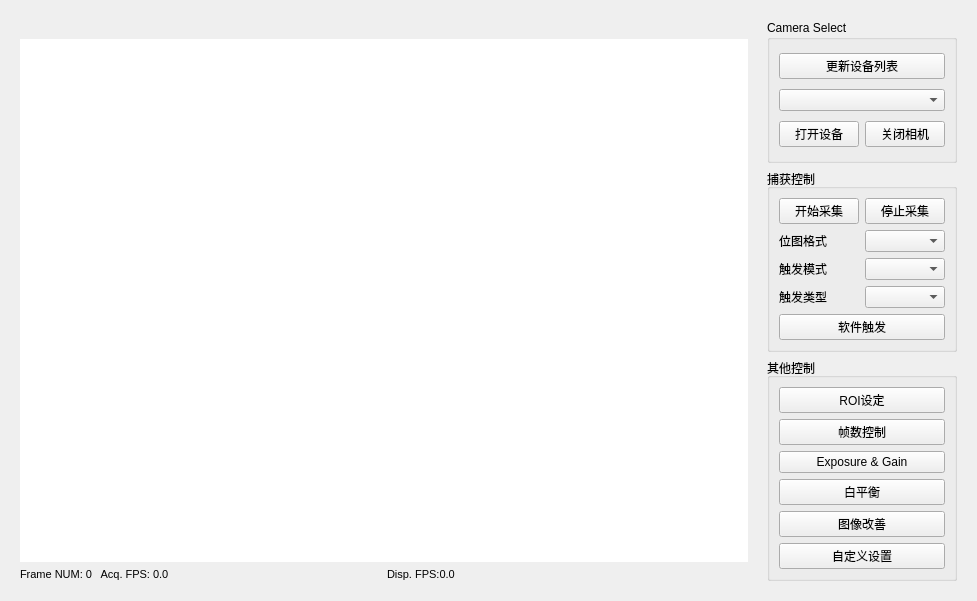
ZoZZJ/linux-monitorA-, file GxViewer/GxViewer.ui: the form before one commit.
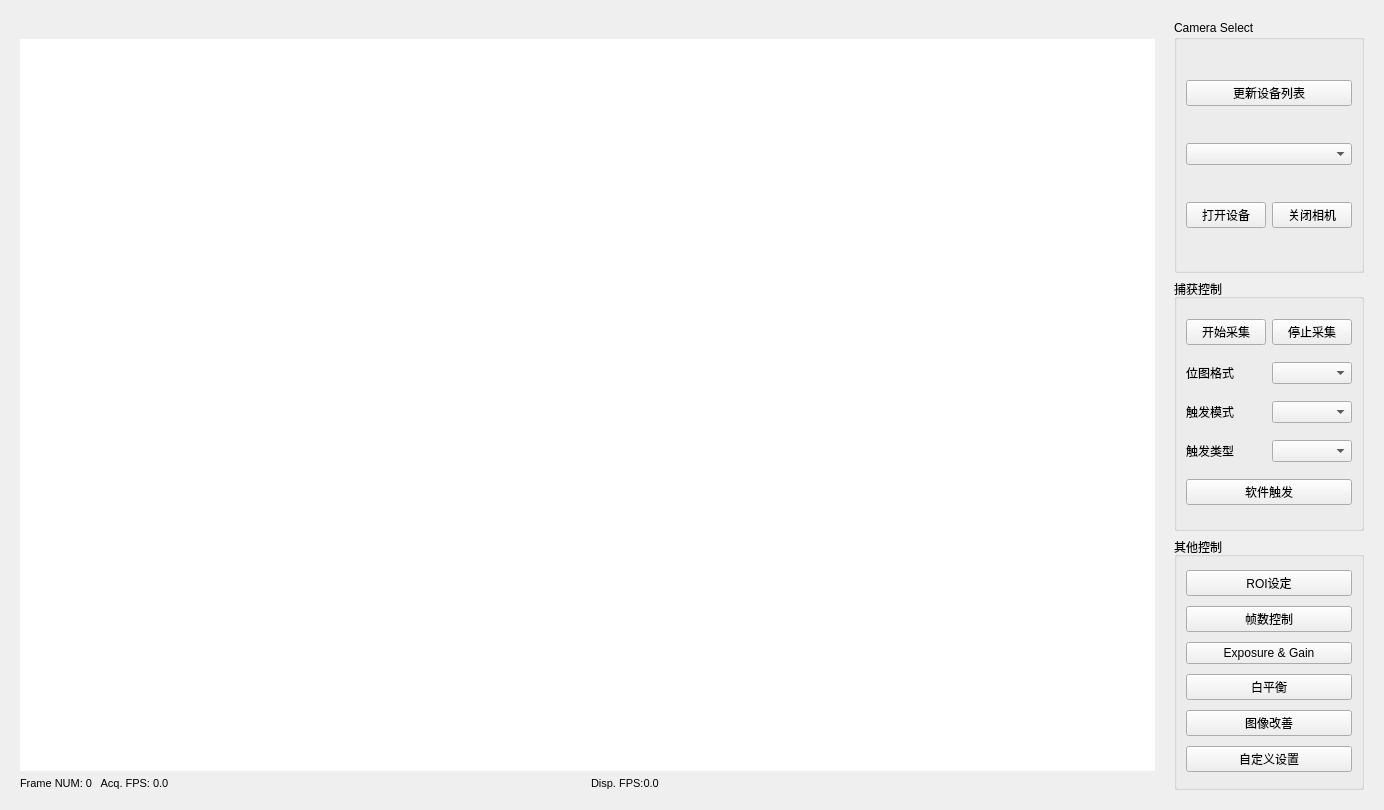
The form after the commit.

The edit to the form file:
```diff
--- a/GxViewer/GxViewer.ui
+++ b/GxViewer/GxViewer.ui
@@ -6,8 +6,8 @@
    <rect>
     <x>0</x>
     <y>0</y>
-    <width>977</width>
-    <height>601</height>
+    <width>1384</width>
+    <height>810</height>
    </rect>
   </property>
   <property name="windowTitle">
```
Left out of the diff: 2 changed lines with no effect on the pictures.
